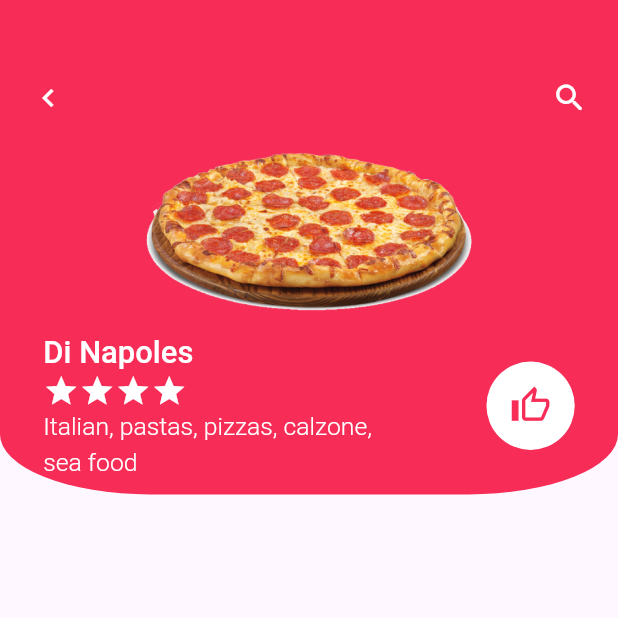
After one commit to hgajipara246/taste_now, a Flutter app: the ProfileScreen screen opened by its route, on a phone screen of 412 x 824 dp, the top half of it. The commit adds this screen. Run offline on Flutter 3.47's test engine with Material 2 defaults, Android fonts, the phone set to English and light mode, and no system bars; our stand-ins replace animated_text_kit, flutter_screenutil, get.

Commit message:
17/7/2023

```diff
--- a/lib/utils/routes/app_routes.dart
+++ b/lib/utils/routes/app_routes.dart
@@ -2,6 +2,8 @@ import 'package:get/get.dart';
 import 'package:taste_now/utils/routes/routes_name.dart';
 import 'package:taste_now/view/home_screen/home_binding.dart';
 import 'package:taste_now/view/home_screen/home_screen.dart';
+import 'package:taste_now/view/profile_page/profile_binding.dart';
+import 'package:taste_now/view/profile_page/profile_screen.dart';
 import 'package:taste_now/view/splash_screen/splash_binding.dart';
 import 'package:taste_now/view/splash_screen/splash_screen.dart';
 
@@ -9,5 +11,6 @@ class AppRoutes {
   static List<GetPage> getPages = [
     GetPage(name: RoutesName.splashScreen, page: () => const SplashScreen(), binding: SplashBinding()),
     GetPage(name: RoutesName.homeScreen, page: () => const HomeScreen(), binding: HomeBinding()),
+    GetPage(name: RoutesName.profileScreen, page: () => const ProfileScreen(), binding: ProfileBinding()),
   ];
 }
--- a/lib/utils/routes/routes_name.dart
+++ b/lib/utils/routes/routes_name.dart
@@ -1,4 +1,5 @@
 class RoutesName {
   static const String splashScreen = "/";
   static const String homeScreen = "/homeScreen";
+  static const String profileScreen = "/profileScreen";
 }
--- a/lib/view/home_screen/home_screen.dart
+++ b/lib/view/home_screen/home_screen.dart
@@ -3,6 +3,7 @@ import 'package:flutter_screenutil/flutter_screenutil.dart';
 import 'package:get/get.dart';
 import 'package:taste_now/res/constant/app_assets.dart';
 import 'package:taste_now/res/constant/app_string.dart';
+import 'package:taste_now/utils/routes/routes_name.dart';
 import 'package:taste_now/view/home_screen/home_controller.dart';
 
 class HomeScreen extends GetView<HomeController> {
@@ -138,7 +139,7 @@ class HomeScreen extends GetView<HomeController> {
                       ),
                     ),
                     Positioned(
-                      left: ScreenUtil().screenWidth / 2.5,
+                      left: ScreenUtil().screenWidth / 2,
                       top: ScreenUtil().screenHeight / 30,
                       child: Image.asset(
                         AppAssets.pizza,
@@ -373,7 +374,9 @@ class HomeScreen extends GetView<HomeController> {
                     ),
                   ),
                 ),
-                Container(
+                InkWell(
+                  onTap: () => Get.offNamed(RoutesName.profileScreen),
+                  child: Container(
                     width: double.infinity,
                     decoration: BoxDecoration(
                       color: const Color(0xFFFFFFFF),
@@ -440,8 +443,11 @@ class HomeScreen extends GetView<HomeController> {
                       ],
                     ),
                   ),
+                ),
                 SizedBox(height: ScreenUtil().screenHeight / 60),
-                Container(
+                InkWell(
+                  onTap: () => Get.offNamed(RoutesName.profileScreen),
+                  child: Container(
                     width: double.infinity,
                     decoration: BoxDecoration(
                       color: const Color(0xFFFFFFFF),
@@ -508,6 +514,7 @@ class HomeScreen extends GetView<HomeController> {
                       ],
                     ),
                   ),
+                ),
               ],
             ),
           ),
--- /dev/null
+++ b/lib/view/profile_page/profile_binding.dart
@@ -0,0 +1,10 @@
+import 'package:get/get.dart';
+import 'package:taste_now/view/profile_page/profile_controller.dart';
+
+class ProfileBinding implements Bindings {
+  @override
+  void dependencies() {
+    // TODO: implement dependencies
+    Get.put<ProfileController>(ProfileController());
+  }
+}
--- /dev/null
+++ b/lib/view/profile_page/profile_controller.dart
@@ -0,0 +1,3 @@
+import 'package:get/get.dart';
+
+class ProfileController extends GetxController {}
--- /dev/null
+++ b/lib/view/profile_page/profile_screen.dart
@@ -0,0 +1,131 @@
+import 'package:flutter/material.dart';
+import 'package:flutter_screenutil/flutter_screenutil.dart';
+import 'package:get/get.dart';
+import 'package:taste_now/view/profile_page/profile_controller.dart';
+
+class ProfileScreen extends GetView<ProfileController> {
+  const ProfileScreen({super.key});
+
+  @override
+  Widget build(BuildContext context) {
+    return Scaffold(
+      body: Stack(
+        children: [
+          Container(
+            height: ScreenUtil().screenHeight / 2.5,
+            width: double.infinity,
+            decoration: BoxDecoration(
+              color: Color(0xFFF72D57),
+              borderRadius: const BorderRadius.only(
+                bottomRight: Radius.elliptical(100, 40),
+                bottomLeft: Radius.elliptical(100, 40),
+              ),
+            ),
+          ),
+          Padding(
+            padding: EdgeInsets.symmetric(vertical: ScreenUtil().screenHeight / 20, horizontal: ScreenUtil().screenWidth / 50),
+            child: Column(
+              children: [
+                Row(
+                  children: [
+                    IconButton(
+                      onPressed: () {
+                        Get.back;
+                      },
+                      icon: Icon(
+                        Icons.chevron_left,
+                        color: Colors.white,
+                      ),
+                    ),
+                    Spacer(),
+                    IconButton(
+                      onPressed: () {},
+                      icon: Icon(
+                        Icons.search_rounded,
+                        color: Colors.white,
+                      ),
+                    ),
+                  ],
+                ),
+                Image.asset(
+                  "assets/images/home_screen_image/Pepperoni pizza.png",
+                  width: ScreenUtil().screenWidth / 1.5,
+                ),
+                Padding(
+                  padding: EdgeInsets.only(left: ScreenUtil().screenWidth / 20),
+                  child: Row(
+                    mainAxisAlignment: MainAxisAlignment.spaceBetween,
+                    children: [
+                      Column(
+                        crossAxisAlignment: CrossAxisAlignment.start,
+                        children: [
+                          SizedBox(width: ScreenUtil().screenWidth / 20),
+                          Text(
+                            'Di Napoles',
+                            style: TextStyle(
+                              color: Colors.white,
+                              fontSize: ScreenUtil().screenWidth / 20,
+                              fontFamily: 'Roboto',
+                              fontWeight: FontWeight.w500,
+                              letterSpacing: 0.02,
+                            ),
+                          ),
+                          Row(
+                            children: [
+                              Icon(
+                                Icons.star,
+                                color: Colors.white,
+                              ),
+                              Icon(
+                                Icons.star,
+                                color: Colors.white,
+                              ),
+                              Icon(
+                                Icons.star,
+                                color: Colors.white,
+                              ),
+                              Icon(
+                                Icons.star,
+                                color: Colors.white,
+                              ),
+                            ],
+                          ),
+                          Text(
+                            'Italian, pastas, pizzas, calzone,\nsea food',
+                            style: TextStyle(
+                              color: Colors.white,
+                              fontSize: ScreenUtil().screenWidth / 25,
+                              fontFamily: 'Roboto',
+                              fontWeight: FontWeight.w300,
+                              letterSpacing: 0.01,
+                            ),
+                          ),
+                        ],
+                      ),
+                      Padding(
+                        padding: EdgeInsets.only(right: ScreenUtil().screenWidth / 20),
+                        child: Container(
+                          width: ScreenUtil().screenWidth / 7,
+                          height: ScreenUtil().screenWidth / 7,
+                          decoration: ShapeDecoration(
+                            color: Colors.white,
+                            shape: OvalBorder(),
+                          ),
+                          child: Icon(
+                            Icons.thumb_up_alt_outlined,
+                            color: Color(0xFFF72D57),
+                            size: ScreenUtil().screenHeight / 30,
+                          ),
+                        ),
+                      ),
+                    ],
+                  ),
+                ),
+              ],
+            ),
+          ),
+        ],
+      ),
+    );
+  }
+}
```
Lines whose indentation alone changed are shown as unchanged.
